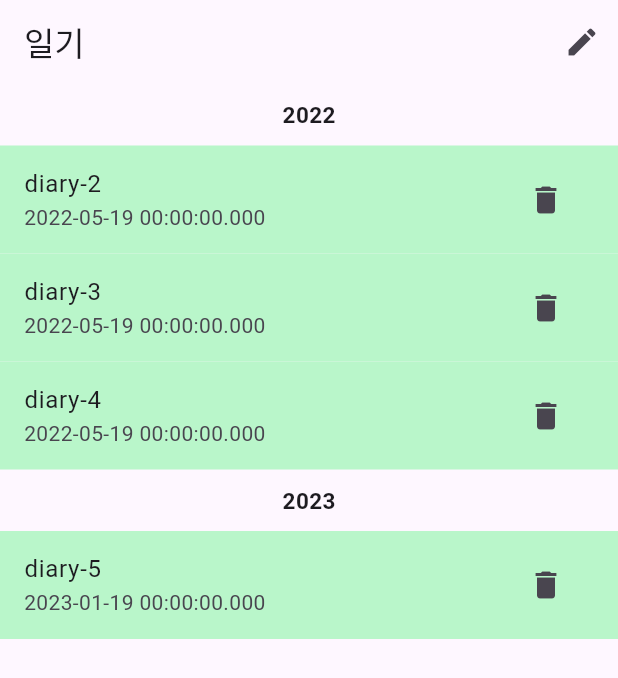
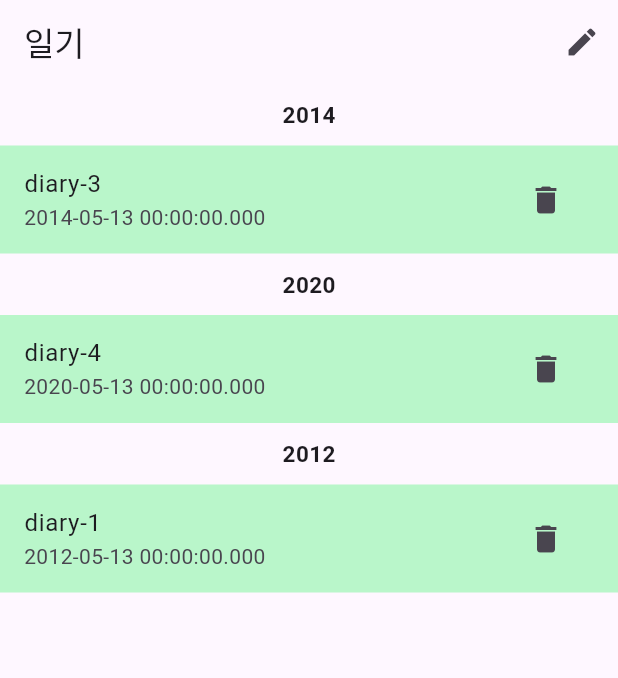
Before and after one commit to 1-km/win, a Flutter app: the screen it shows after launch, after a tap on the "delete" icon, on a phone screen of 412 x 824 dp. Shown: the top 678 px of the screen. Run offline on Flutter 3.47's test engine with Material 3 defaults, Android fonts, the phone set to English and light mode, and no system bars; our stand-ins replace sqflite; accounts and stored records are empty.

Commit message:
sqflite 추가

```diff
--- /dev/null
+++ b/lib/database/database_helper.dart
@@ -0,0 +1,63 @@
+import 'package:diary/models/diary.dart';
+import 'package:path/path.dart';
+import 'package:sqflite/sqflite.dart';
+
+class DatabaseHelper {
+
+  static Database? _database;
+
+  Future<void> initDatabase() async {
+    if (_database == null) {
+      var databasesPath = await getDatabasesPath();
+      String path = join(databasesPath, 'diary.db');
+
+      _database = await openDatabase(path, version: 1,
+          onCreate: (Database db, int version) async {
+            // When creating the db, create the table
+            await db.execute('''
+          CREATE TABLE diary(
+            id INTEGER PRIMARY KEY AUTOINCREMENT,
+            content TEXT,
+            createdAt TEXT
+          )
+        ''');
+          });
+    }
+  }
+
+  Future<List<Diary>> getDiaries() async {
+    await initDatabase();
+    List<Map<String, dynamic>> maps = await _database!.query('diary');
+
+    return List.generate(maps.length, (index) {
+      return Diary(
+          id: maps[index]['id'],
+          content: maps[index]['content'],
+          createdAt: DateTime.parse(maps[index]['createdAt']));
+    });
+  }
+
+  Future<int> insertDiary(Diary diary) async {
+    await initDatabase();
+    return await _database!.insert('diary', diary.toMap());
+  }
+
+  Future<void> deleteDiary(int id) async {
+    await initDatabase();
+    await _database!.delete(
+      'diary',
+      where: 'id = ?',
+      whereArgs: [id],
+    );
+  }
+
+  Future<void> updateDiary(Diary diary) async {
+    await initDatabase();
+    await _database!.update(
+      'diary',
+      diary.toMap(),
+      where: 'id = ?',
+      whereArgs: [diary.id],
+    );
+  }
+}
--- a/lib/models/diary.dart
+++ b/lib/models/diary.dart
@@ -1,6 +1,15 @@
 class Diary {
+  int? id;
   String content;
   final DateTime createdAt;
 
-  Diary({required this.content, required this.createdAt});
+  Diary({this.id, required this.content, required this.createdAt});
+
+  Map<String, Object?> toMap() {
+    return {
+      'id': id,
+      'content': content,
+      'createdAt': createdAt.toIso8601String(),
+    };
+  }
 }
--- a/lib/screens/diary_input_page.dart
+++ b/lib/screens/diary_input_page.dart
@@ -1,7 +1,8 @@
 import 'package:flutter/material.dart';
 
 class DiaryInputPage extends StatefulWidget {
-  const DiaryInputPage({super.key});
+  final String? initContent;
+  const DiaryInputPage({super.key, this.initContent});
 
   @override
   State<DiaryInputPage> createState() => _DiaryInputPageState();
@@ -38,7 +39,7 @@ class _DiaryInputPageState extends State<DiaryInputPage> {
   @override
   void initState() {
     super.initState();
-    textEditingController = TextEditingController();
+    textEditingController = TextEditingController(text: widget.initContent);
   }
 
   @override
--- a/lib/screens/diary_list_page.dart
+++ b/lib/screens/diary_list_page.dart
@@ -1,3 +1,4 @@
+import 'package:diary/database/database_helper.dart';
 import 'package:diary/models/diary.dart';
 import 'package:diary/screens/diary_input_page.dart';
 import 'package:flutter/material.dart';
@@ -10,21 +11,18 @@ class DiaryListPage extends StatefulWidget {
 }
 
 class _DiaryListPageState extends State<DiaryListPage> {
-
-  List<Diary> items = [
-    Diary(content: "diary-1", createdAt: DateTime(2021, 05, 19)),
-    Diary(content: "diary-2", createdAt: DateTime(2022, 05, 19)),
-    Diary(content: "diary-3", createdAt: DateTime(2022, 05, 19)),
-    Diary(content: "diary-4", createdAt: DateTime(2022, 05, 19)),
-    Diary(content: "diary-5", createdAt: DateTime(2023, 01, 19)),
-  ];
-
+  DatabaseHelper dbHelper = DatabaseHelper();
+  late Future<List<Diary>> diaries;
 
   @override
   void initState() {
     super.initState();
+    dbHelper.insertDiary(Diary(content: "diary-1", createdAt: DateTime(2012, 5, 13)));
+    dbHelper.insertDiary(Diary(content: "diary-2", createdAt: DateTime(2013, 5, 13)));
+    dbHelper.insertDiary(Diary(content: "diary-3", createdAt: DateTime(2014, 5, 13)));
+    dbHelper.insertDiary(Diary(content: "diary-4", createdAt: DateTime(2020, 5, 13)));
+    diaries = dbHelper.getDiaries();
   }
-
 
   @override
   void dispose() {
@@ -37,34 +35,62 @@ class _DiaryListPageState extends State<DiaryListPage> {
       appBar: AppBar(
         title: const Text("일기"),
         actions: [
-          IconButton(onPressed: () {
-            Navigator.of(context).push(
-                MaterialPageRoute(builder: (_) => const DiaryInputPage())).then((
-                value) {
+          IconButton(
+              onPressed: () {
+                Navigator.of(context)
+                    .push(MaterialPageRoute(
+                        builder: (_) => const DiaryInputPage()))
+                    .then((value) {
+                  if (!value.isEmpty) {
                     setState(() {
-                items.add(Diary(content: value, createdAt: DateTime.now()));
+                      dbHelper.insertDiary(
+                          Diary(content: value, createdAt: DateTime.now()));
+                      diaries = dbHelper.getDiaries();
                     });
+                  }
                 });
-          }, icon: const Icon(Icons.create))
+              },
+              icon: const Icon(Icons.create))
         ],
       ),
-      body: ListView(
+      body: FutureBuilder<List<Diary>>(
+        future: diaries,
+        builder: (context, snapshot) {
+          var items = snapshot.data ?? [];
+          return ListView(
             children: groupDiaryByYear(items).entries.map((entry) {
               return Column(
                 children: [
-              Padding(padding: const EdgeInsets.all(10),
-                child: Text('${entry.key}', style: const TextStyle(
+                  Padding(
+                    padding: const EdgeInsets.all(10),
+                    child: Text(
+                      '${entry.key}',
+                      style: const TextStyle(
                         fontWeight: FontWeight.bold,
                         fontSize: 15,
-                ),),),
-              CustomListView(items: entry.value, onDelete: (Diary) {
+                      ),
+                    ),
+                  ),
+                  CustomListView(
+                    items: entry.value,
+                    onDelete: (customId) {
                       setState(() {
-                  items.remove(Diary);
+                        dbHelper.deleteDiary(customId);
+                        diaries = dbHelper.getDiaries();
                       });
-              })
+                    },
+                    onUpdate: (customDiary) {
+                      setState(() {
+                        dbHelper.updateDiary(customDiary);
+                        diaries = dbHelper.getDiaries();
+                      });
+                    },
+                  )
                 ],
               );
             }).toList(),
+          );
+        },
       ),
     );
   }
@@ -72,10 +98,14 @@ class _DiaryListPageState extends State<DiaryListPage> {
 
 class CustomListView extends StatelessWidget {
   final List<Diary> items;
-  final Function(Diary) onDelete;
+  final Function(int) onDelete;
+  final Function(Diary) onUpdate;
 
   const CustomListView(
-      {super.key, required this.items, required this.onDelete});
+      {super.key,
+      required this.items,
+      required this.onDelete,
+      required this.onUpdate});
 
   // todo 역순 정렬
   @override
@@ -85,22 +115,34 @@ class CustomListView extends StatelessWidget {
         physics: const NeverScrollableScrollPhysics(),
         itemCount: items.length,
         itemBuilder: (context, index) {
-          var customIem = items[index];
           return ListTile(
             title: Text(items[index].content),
             subtitle: Text(items[index].createdAt.toString()),
             tileColor: Colors.greenAccent[100],
             trailing: IconButton(
               onPressed: () {
-                onDelete(customIem);
+                onDelete(items[index].id!);
               },
               icon: const Icon(Icons.delete),
             ),
+            onTap: () {
+              Navigator.push(
+                  context,
+                  MaterialPageRoute(
+                      builder: (context) => DiaryInputPage(
+                          initContent: items[index].content))).then((value) {
+                if (items[index].content != value) {
+                  onUpdate(Diary(
+                      id: items[index].id,
+                      content: value,
+                      createdAt: items[index].createdAt));
+                }
+              });
+            },
           );
         });
   }
 }
-
 
 Map<int, List<Diary>> groupDiaryByYear(List<Diary> items) {
   Map<int, List<Diary>> diaryByYear = {};
@@ -109,7 +151,8 @@ Map<int, List<Diary>> groupDiaryByYear(List<Diary> items) {
     int year = item.createdAt.year;
     if (!diaryByYear.containsKey(year)) {
       diaryByYear[year] = [];
-    };
+    }
+    ;
     diaryByYear[year]?.add(item);
   }
   return diaryByYear;
--- a/pubspec.yaml
+++ b/pubspec.yaml
@@ -35,6 +35,8 @@ dependencies:
   # The following adds the Cupertino Icons font to your application.
   # Use with the CupertinoIcons class for iOS style icons.
   cupertino_icons: ^1.0.8
+  sqflite: ^2.3.3+1
+  path: ^1.9.0
 
 dev_dependencies:
   flutter_test:
```
Also changed, not shown: pubspec.lock, 4 other files. Lines whose indentation alone changed are shown as unchanged.
